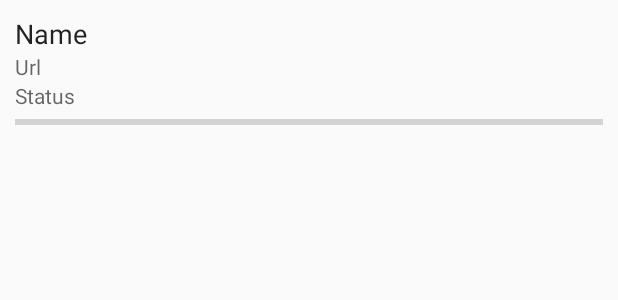
After one commit to YouROK/M3U8Loader, an Android app: the layout notification_download_layout.xml on its own in the app's theme, with its tools: preview values and no code run, on a phone screen of 412 x 824 dp. The commit adds this screen. Shown: the top 300 px of the screen. Run offline under Robolectric (Android 15) with nearby library versions, the phone set to English and light mode, and no system bars.

Commit message:
snap 0.11

```diff
--- a/app/build.gradle
+++ b/app/build.gradle
@@ -4,12 +4,11 @@ android {
     compileSdkVersion 25
     buildToolsVersion "25.0.0"
     defaultConfig {
-//        vectorDrawables.useSupportLibrary = true
         applicationId "ru.yourok.m3u8loader"
         minSdkVersion 15
         targetSdkVersion 25
         versionCode 1
-        versionName "0.10"
+        versionName "0.11"
         testInstrumentationRunner "android.support.test.runner.AndroidJUnitRunner"
     }
     buildTypes {
--- a/app/src/main/AndroidManifest.xml
+++ b/app/src/main/AndroidManifest.xml
@@ -18,6 +18,7 @@
 
         <activity
             android:name=".MainActivity"
+            android:launchMode="singleTop"
             android:windowSoftInputMode="stateHidden|adjustPan">
             <intent-filter>
                 <action android:name="android.intent.action.MAIN" />
--- /dev/null
+++ b/app/src/main/res/layout/notification_download_layout.xml
@@ -0,0 +1,46 @@
+<?xml version="1.0" encoding="utf-8"?>
+<LinearLayout xmlns:android="http://schemas.android.com/apk/res/android"
+    android:layout_width="fill_parent"
+    android:layout_height="wrap_content"
+    android:padding="10dp"
+    android:orientation="vertical">
+
+    <LinearLayout
+        android:layout_width="match_parent"
+        android:layout_height="wrap_content"
+        android:layout_weight="1"
+        android:orientation="vertical">
+
+        <TextView
+            android:id="@+id/notificationLoaderName"
+            android:layout_width="wrap_content"
+            android:layout_height="wrap_content"
+            android:text="Name"
+            android:textAppearance="@android:style/TextAppearance.Medium" />
+
+        <TextView
+            android:ellipsize="middle"
+            android:lines="1"
+            android:singleLine="true"
+            android:id="@+id/notificationLoaderUrl"
+            android:layout_width="wrap_content"
+            android:layout_height="wrap_content"
+            android:text="Url"
+            android:textAppearance="@android:style/TextAppearance.Small" />
+
+        <TextView
+            android:id="@+id/notificationLoaderStatus"
+            android:layout_width="wrap_content"
+            android:layout_height="wrap_content"
+            android:text="Status"
+            android:textAppearance="@android:style/TextAppearance.Small" />
+
+        <ProgressBar
+            android:id="@+id/notificationProgress"
+            style="@style/Widget.AppCompat.ProgressBar.Horizontal"
+            android:layout_width="match_parent"
+            android:layout_height="wrap_content"
+            android:max="100"
+            android:progress="0" />
+    </LinearLayout>
+</LinearLayout>
--- a/app/src/main/res/values/strings.xml
+++ b/app/src/main/res/values/strings.xml
@@ -35,5 +35,7 @@
     <string name="error_filename_empty">Filename is empty</string>
     <string name="error_already_loading">Already loading</string>
     <string name="error">Error:</string>
+    <string name="error_double_name">Loading with the same name already exists</string>
+    <string name="error_double_url">Loading with the same url already exists</string>
 
 </resources>
```
Also changed, not shown: app/src/main/java/ru/yourok/loader/LoaderManager.java (+35 -7 lines), app/src/main/java/ru/yourok/m3u8loader/AdaptorLoadresList.java (+8 -56 lines), app/src/main/java/ru/yourok/m3u8loader/AddActivity.java (+17 -8 lines), app/src/main/java/ru/yourok/m3u8loader/utils/Notifications.java (added, +66 -0 lines), app/src/main/java/ru/yourok/m3u8loader/utils/Status.java (added, +96 -0 lines), 4 other files.
